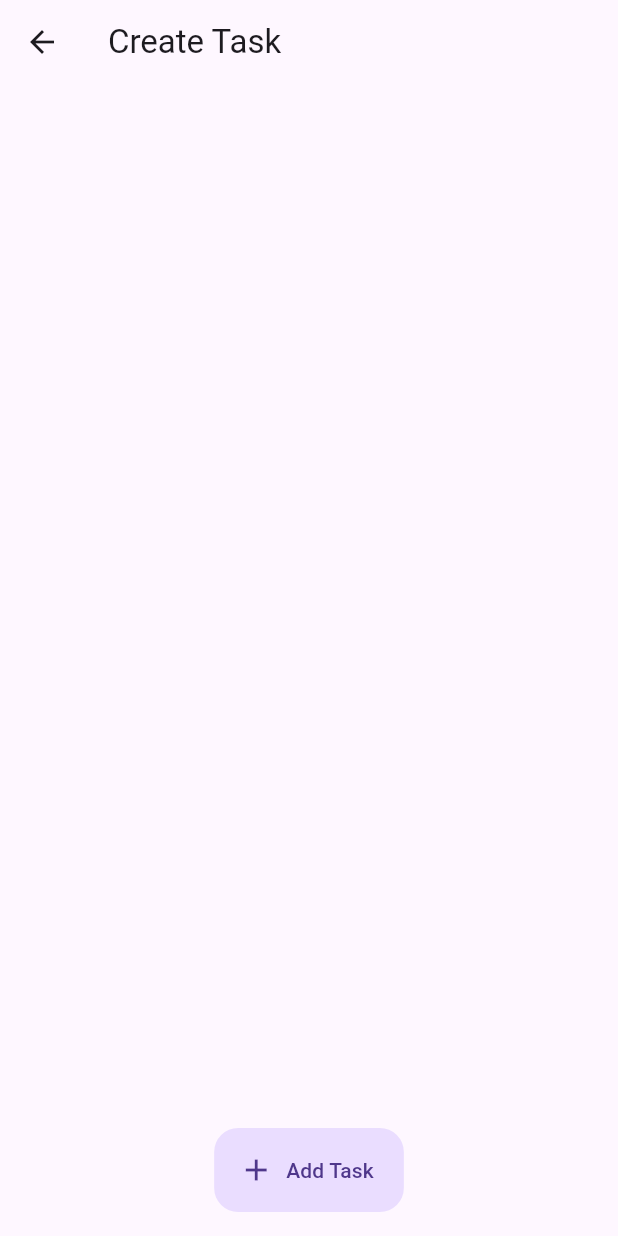
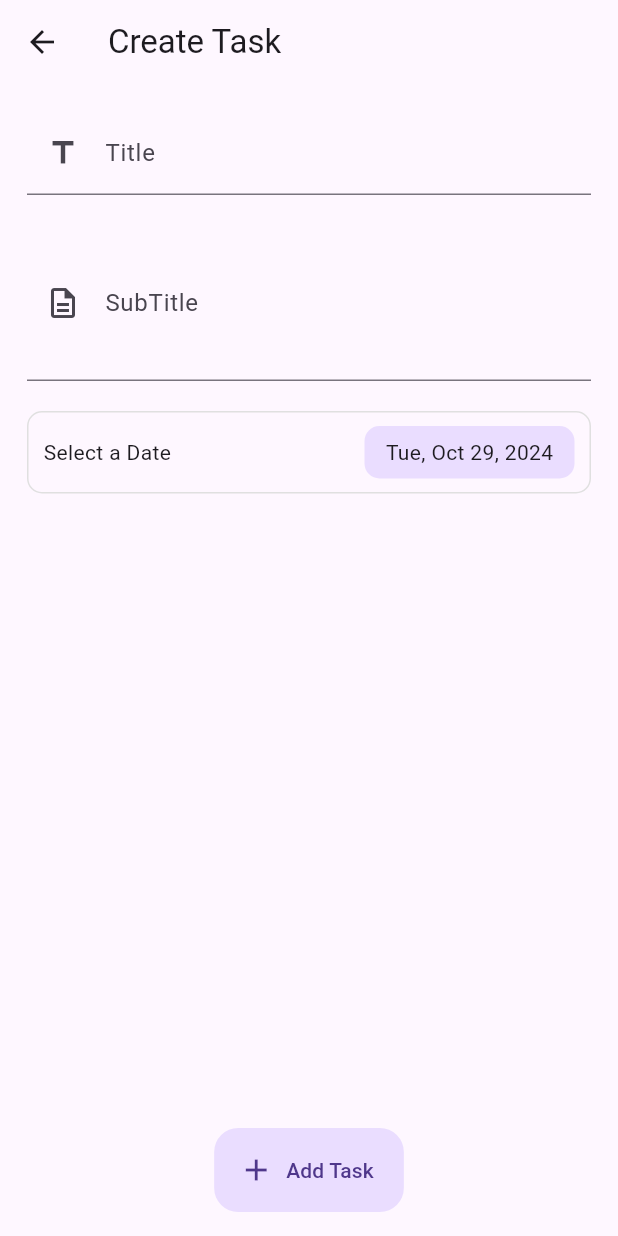
Before and after one commit to FabianoLuiz3103/Task_APP, a Flutter app: the TaskCreatePage screen opened directly with empty values, on a phone screen of 412 x 824 dp. Run offline on Flutter 3.47's test engine with Material 3 defaults, Android fonts, the phone set to English and light mode, and no system bars; our stand-ins replace supabase_flutter; accounts and stored records are empty.

Commit message:
create task

```diff
--- a/lib/main.dart
+++ b/lib/main.dart
@@ -19,10 +19,9 @@ Future<void> main() async {
       ChangeNotifierProvider(
         create: (_) => TaskGroupProvider()..listTaskGroups(),
       ),
-
       ChangeNotifierProvider(
-        create: (_) => TaskProvider()
-        ),
+        create: (_) => TaskProvider(),
+      ),
     ],
     child: const MyApp(),
   ));
--- a/lib/pages/task_create/task_create_page.dart
+++ b/lib/pages/task_create/task_create_page.dart
@@ -1,6 +1,12 @@
+import 'dart:js_interop';
+
 import 'package:flutter/material.dart';
 import 'package:intl/intl.dart';
+import 'package:provider/provider.dart';
+import 'package:todo_app/models/task_group.dart';
 import 'package:todo_app/models/task_model.dart';
+import 'package:todo_app/providers/task_group_provider.dart';
+import 'package:todo_app/providers/task_provider.dart';
 
 class TaskCreatePage extends StatefulWidget {
   const TaskCreatePage({super.key, required this.groupId, this.task});
@@ -13,6 +19,9 @@ class TaskCreatePage extends StatefulWidget {
 
 class _TaskCreatePageState extends State<TaskCreatePage> {
   DateTime date = DateTime.now();
+  final _formKey = GlobalKey<FormState>();
+  final titleController = TextEditingController();
+  final subtitleController = TextEditingController();
 
   @override
   void initState() {
@@ -23,18 +32,18 @@ class _TaskCreatePageState extends State<TaskCreatePage> {
   Widget build(BuildContext context) {
     return Scaffold(
       appBar: AppBar(
-        title: Text('Create Task'),
+        title: const Text('Create Task'),
       ),
       body: SingleChildScrollView(
         child: Padding(
           padding: const EdgeInsets.all(18.0),
           child: Column(
             children: [
-              //_buildTitle(),
+              _buildTitle(),
               const SizedBox(height: 20),
-              // _buildSubtitle(),
+              _buildSubtitle(),
               const SizedBox(height: 20),
-              //  _buildDatePicker(),
+              _buildDatePicker(),
             ],
           ),
         ),
@@ -48,6 +57,47 @@ class _TaskCreatePageState extends State<TaskCreatePage> {
         icon: const Icon(Icons.add),
       ),
       floatingActionButtonLocation: FloatingActionButtonLocation.centerFloat,
+    );
+  }
+
+  TextFormField _buildTitle() {
+    return TextFormField(
+      validator: (value) {
+        if (value == null || value.isEmpty) {
+          return 'Title required';
+        }
+        if (value.length > 25) {
+          return 'Title must be less than 25 characters';
+        }
+
+        return null;
+      },
+      controller: titleController,
+      decoration: const InputDecoration(
+        prefixIcon: Icon(Icons.title),
+        border: UnderlineInputBorder(),
+        label: Text('Title'),
+        hintText: 'Enter a description for the task',
+      ),
+    );
+  }
+
+  TextFormField _buildSubtitle() {
+    return TextFormField(
+      validator: (value) {
+        if (value != null && value.isNotEmpty && value.length > 50) {
+          return 'Title must be less than 25 characters';
+        }
+        return null;
+      },
+      maxLines: 3,
+      controller: subtitleController,
+      decoration: const InputDecoration(
+        border: UnderlineInputBorder(),
+        label: Text('SubTitle'),
+        hintText: 'Enter a description for the task',
+        prefixIcon: Icon(Icons.description_outlined),
+      ),
     );
   }
 
@@ -98,5 +148,22 @@ class _TaskCreatePageState extends State<TaskCreatePage> {
     );
   }
 
-  Future<void> _submitForm() async {}
+  Future<void> _submitForm() async {
+
+      final title = titleController.text;
+      final subtitle = subtitleController.text;
+
+      final task = Task.create(
+        title: title,
+        subtitle: subtitle,
+        date: date,
+        groupId: widget.groupId);
+
+      context.read<TaskProvider>().createTask(task);
+
+      Navigator.pop(context);
+    }
+
+
+
 }
--- a/lib/providers/task_group_provider.dart
+++ b/lib/providers/task_group_provider.dart
@@ -1,9 +1,12 @@
 import 'package:flutter/material.dart';
 import 'package:todo_app/models/task_group.dart';
+import 'package:todo_app/models/task_model.dart';
 import 'package:todo_app/repository/supabase_repository.dart';
 
 class TaskGroupProvider extends ChangeNotifier {
   final _repo = SupabaseRepository();
+
+  TaskGroup? selectedTaskGroup;
 
   List<TaskGroup> _taskGroups = [];
   List<TaskGroup> get taskGroups => _taskGroups;
@@ -23,4 +26,5 @@ class TaskGroupProvider extends ChangeNotifier {
       notifyListeners();
     }
   }
+
 }
```
Also changed, not shown: lib/pages/task_group_list/task_group_list_page.dart (+18 -17 lines), lib/pages/task_list/task_list_page.dart (+42 -18 lines), lib/providers/task_provider.dart (+24 -3 lines), lib/repository/supabase_repository.dart (+40 -3 lines).
